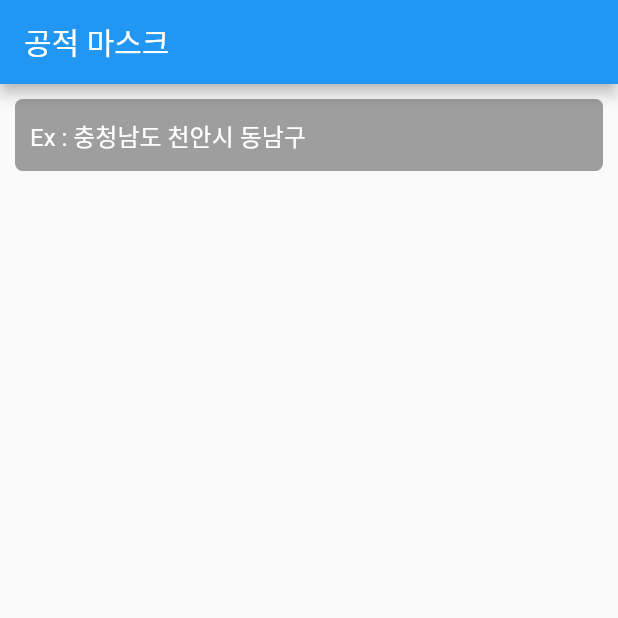
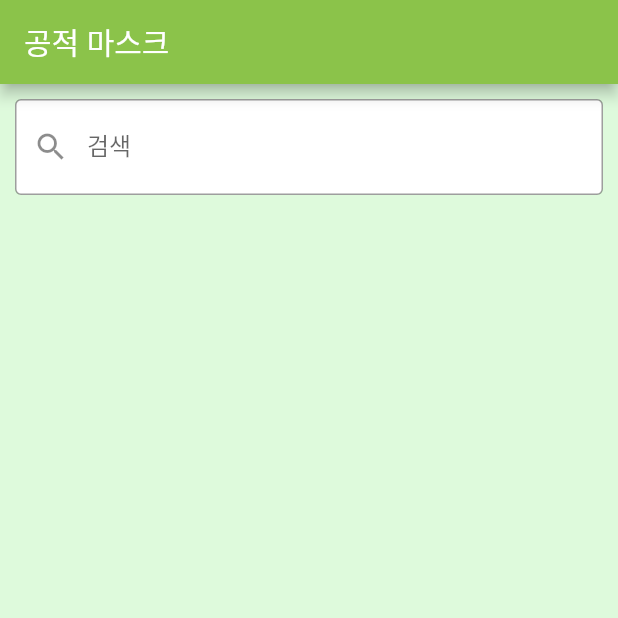
Before and after one commit to rekafekili/MobileProgramming, a Flutter app: the screen it shows after launch, on a phone screen of 412 x 824 dp, the top half of it. Run offline on Flutter 3.47's test engine with Material 2 defaults, Android fonts, the phone set to English and light mode, and no system bars.

Commit message:
Flutter : Add Searching with TextField

```diff
--- a/flutter_mask/lib/main.dart
+++ b/flutter_mask/lib/main.dart
@@ -1,5 +1,4 @@
 import 'package:flutter/material.dart';
-import 'package:fluttermask/model/store.dart';
 import 'package:fluttermask/page/store_list_page.dart';
 import 'package:fluttermask/viewmodel/store_view_model.dart';
 import 'package:provider/provider.dart';
--- a/flutter_mask/lib/page/store_list_page.dart
+++ b/flutter_mask/lib/page/store_list_page.dart
@@ -1,6 +1,8 @@
 import 'package:flutter/material.dart';
 import 'package:fluttermask/viewmodel/store_view_model.dart';
+import 'package:fluttermask/widget/area_dropdown.dart';
 import 'package:fluttermask/widget/store_list.dart';
+import 'package:fluttermask/widget/store_search.dart';
 
 import 'package:provider/provider.dart';
 
@@ -18,32 +20,14 @@ class _StoreListPageState extends State<StoreListPage> {
     return Scaffold(
       appBar: AppBar(
         title: Text('공적 마스크'),
+        backgroundColor: Colors.lightGreen,
       ),
       body: Container(
+        color: Color(int.parse('#DEFADC'.replaceFirst('#', '0xFF'))),
         padding: EdgeInsets.all(10),
         child: Column(
           children: <Widget>[
-            Container(
-              padding: EdgeInsets.fromLTRB(10, 0, 10, 0),
-              decoration: BoxDecoration(
-                color: Colors.grey,
-                borderRadius: BorderRadius.circular(5),
-              ),
-              child: TextField(
-                controller: _controller,
-                onSubmitted: (value) {
-                  if (value.isNotEmpty) {
-                    viewModel.fetchStores(value);
-                    _controller.clear();
-                  }
-                },
-                style: TextStyle(color: Colors.white),
-                decoration: InputDecoration(
-                    border: InputBorder.none,
-                    hintStyle: TextStyle(color: Colors.white),
-                    hintText: "Ex : 충청남도 천안시 동남구"),
-              ),
-            ),
+            StoreSearch(controller: _controller, viewModel: viewModel),
             Expanded(
               child: StoreList(stores: viewModel.stores),
             )
--- /dev/null
+++ b/flutter_mask/lib/widget/store_search.dart
@@ -0,0 +1,40 @@
+import 'package:flutter/material.dart';
+import 'package:fluttermask/viewmodel/store_view_model.dart';
+
+class StoreSearch extends StatelessWidget {
+  final TextEditingController controller;
+  final StoreListViewModel viewModel;
+
+  StoreSearch({this.controller, this.viewModel});
+
+  @override
+  Widget build(BuildContext context) {
+    return Container(
+      decoration: BoxDecoration(
+        color: Colors.white,
+        borderRadius: BorderRadius.circular(5),
+      ),
+      child: Theme(
+        data: ThemeData(
+          primaryColor: Colors.black26,
+        ),
+        child: TextField(
+          controller: controller,
+          onSubmitted: (value) {
+            if (value.isNotEmpty) {
+              viewModel.fetchStores(value);
+              controller.clear();
+            }
+          },
+          style: TextStyle(color: Colors.black),
+          decoration: InputDecoration(
+              border: OutlineInputBorder(),
+              hintStyle: TextStyle(color: Colors.grey),
+              labelText: "검색",
+              hintText: "Ex : 충청남도 천안시 동남구 병천면",
+              prefixIcon: Icon(Icons.search)),
+        ),
+      )
+    );
+  }
+}
```
Also changed, not shown: flutter_mask/lib/viewmodel/store_view_model.dart (+15 -7 lines), flutter_mask/lib/widget/area_dropdown.dart (added, +58 -0 lines), flutter_mask/lib/widget/store_list.dart (line endings or trailing spaces).
